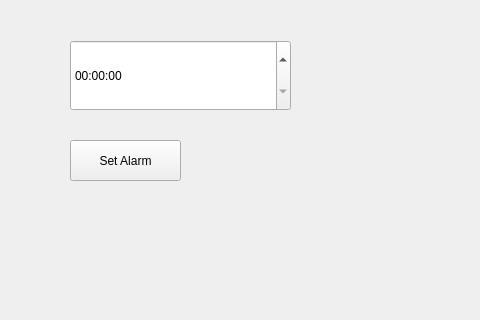
First picture: the form in mainwindow.ui, repository H0l1ow/QT-Clock, before the edit; both pictures show x 530 to 1010 and y 150 to 470 of the 1158 by 748 pixel window.
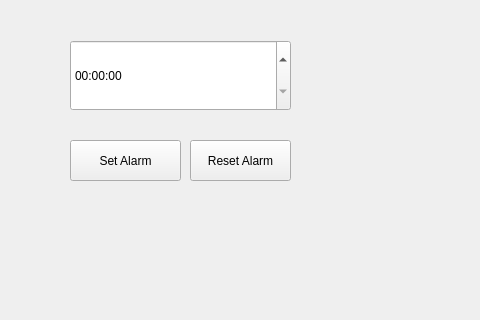
Second picture: the form after the edit.

Commit message: Added alarm reset option

Patch:
```diff
--- a/mainwindow.ui
+++ b/mainwindow.ui
@@ -115,6 +115,19 @@
      <string>PushButton</string>
     </property>
    </widget>
+   <widget class="QPushButton" name="resetAlarmButton">
+    <property name="geometry">
+     <rect>
+      <x>720</x>
+      <y>290</y>
+      <width>101</width>
+      <height>41</height>
+     </rect>
+    </property>
+    <property name="text">
+     <string>Reset Alarm</string>
+    </property>
+   </widget>
   </widget>
   <widget class="QMenuBar" name="menubar">
    <property name="geometry">
```
Left out of the diff: 2 changed lines with no effect on the pictures. The commit also changes 2 other files.
